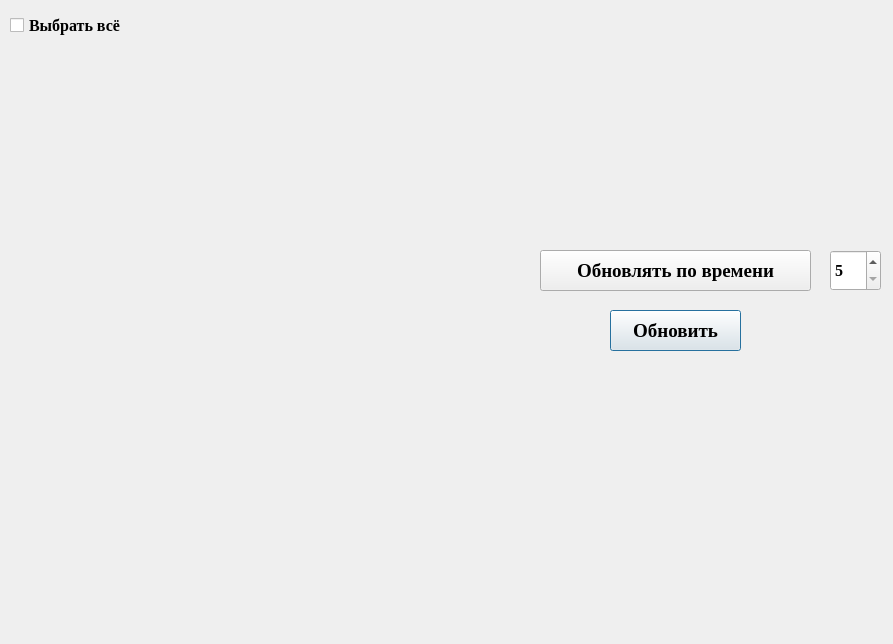
The window that main_form.ui (rutraq/lardi-trans) describes before a commit, drawn with Qt 5.
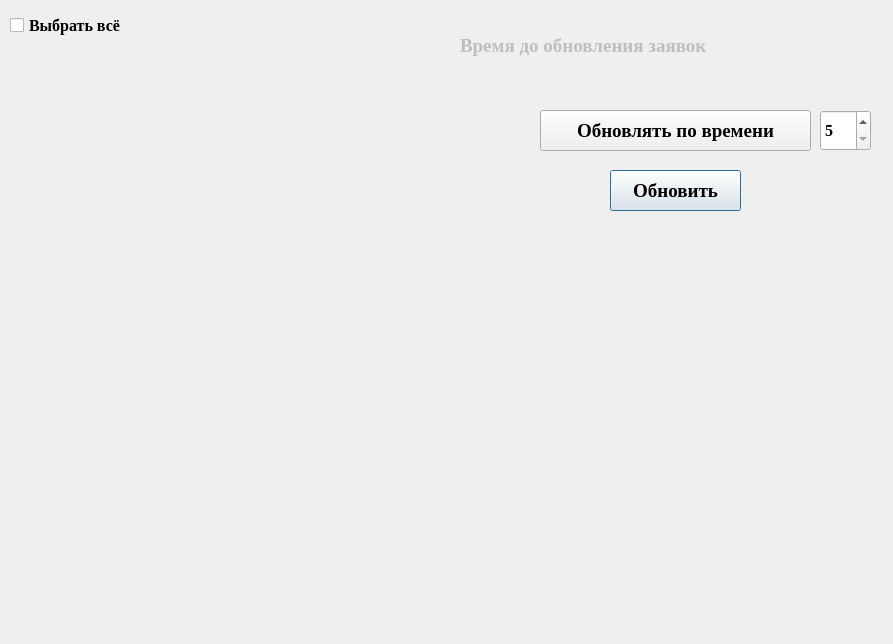
The same window after the commit.

```diff
--- a/main_form.ui
+++ b/main_form.ui
@@ -16,8 +16,8 @@
   <widget class="QSpinBox" name="spinBox">
    <property name="geometry">
     <rect>
-     <x>830</x>
-     <y>250</y>
+     <x>820</x>
+     <y>110</y>
      <width>51</width>
      <height>41</height>
     </rect>
@@ -47,7 +47,7 @@
    <property name="geometry">
     <rect>
      <x>610</x>
-     <y>310</y>
+     <y>170</y>
      <width>131</width>
      <height>41</height>
     </rect>
@@ -68,7 +68,7 @@
    <property name="geometry">
     <rect>
      <x>540</x>
-     <y>250</y>
+     <y>110</y>
      <width>271</width>
      <height>41</height>
     </rect>
@@ -106,6 +106,51 @@
     <string>Выбрать всё</string>
    </property>
   </widget>
+  <widget class="QLabel" name="label">
+   <property name="enabled">
+    <bool>false</bool>
+   </property>
+   <property name="geometry">
+    <rect>
+     <x>460</x>
+     <y>30</y>
+     <width>311</width>
+     <height>31</height>
+    </rect>
+   </property>
+   <property name="font">
+    <font>
+     <family>Times New Roman</family>
+     <pointsize>14</pointsize>
+     <weight>75</weight>
+     <bold>true</bold>
+    </font>
+   </property>
+   <property name="text">
+    <string>Время до обновления заявок</string>
+   </property>
+  </widget>
+  <widget class="QLabel" name="label_2">
+   <property name="geometry">
+    <rect>
+     <x>770</x>
+     <y>30</y>
+     <width>111</width>
+     <height>31</height>
+    </rect>
+   </property>
+   <property name="font">
+    <font>
+     <family>Times New Roman</family>
+     <pointsize>14</pointsize>
+     <weight>75</weight>
+     <bold>true</bold>
+    </font>
+   </property>
+   <property name="text">
+    <string/>
+   </property>
+  </widget>
  </widget>
  <resources/>
  <connections/>
```
